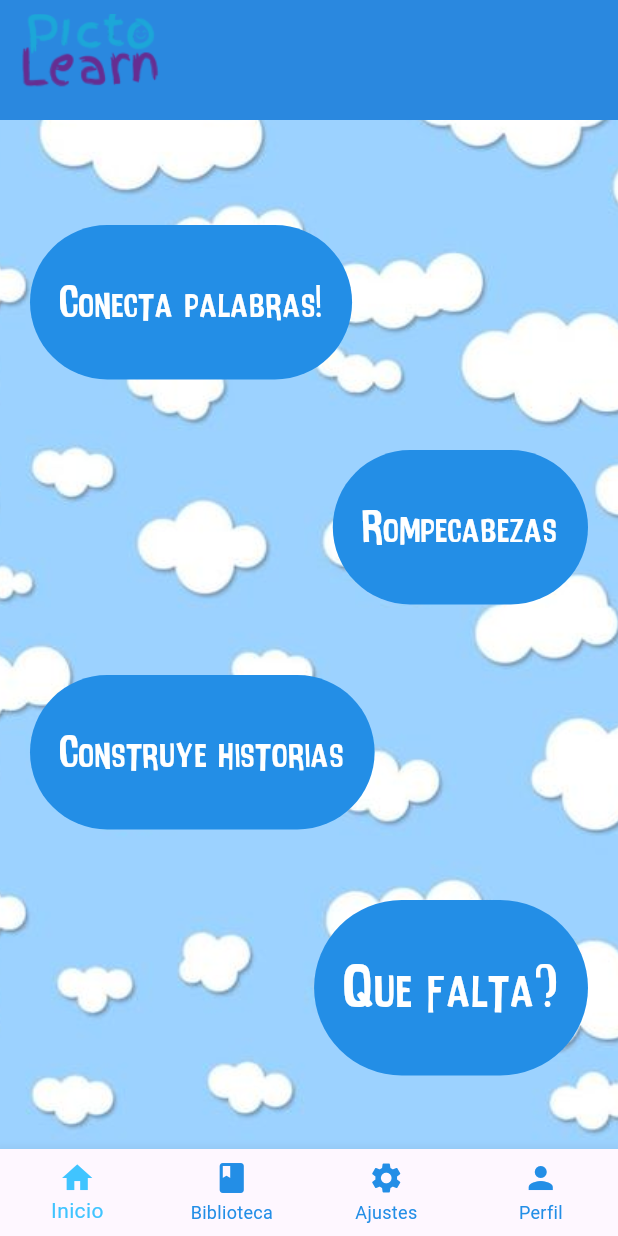
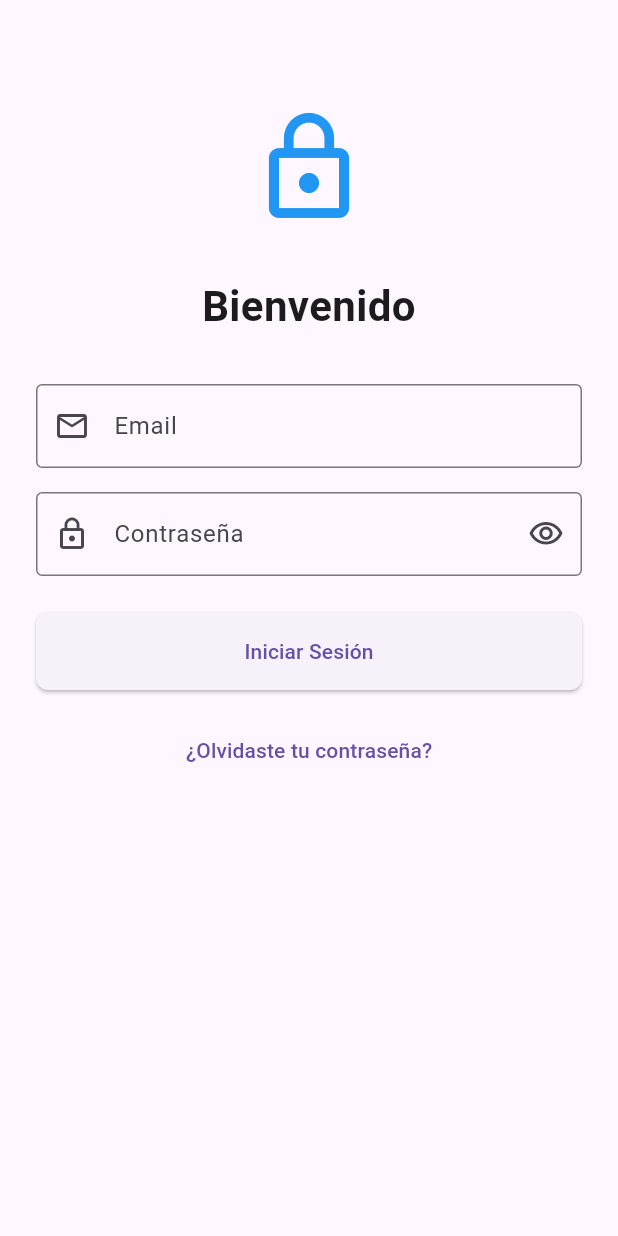
Before and after one commit to Nanielitow/PictoLearn, a Flutter app: the screen it shows after launch, on a phone screen of 412 x 824 dp. Run offline on Flutter 3.47's test engine with Material 3 defaults, Android fonts, the phone set to English and light mode, and no system bars; our stand-ins replace go_router.

Commit message:
Pantalla de login sin register / pendiente la base de datos y la edicion de las paginas para que se vean bonitas.

```diff
--- a/lib/main.dart
+++ b/lib/main.dart
@@ -1,166 +1,28 @@
 import 'package:flutter/material.dart';
+import 'package:go_router/go_router.dart';
+import 'package:pictolearn/pages/login.dart';
+import 'package:pictolearn/pages/home.dart';
 
 
-void main() => runApp(const MiApp());
+void main() => runApp(const MainApp());
 
-class MiApp extends StatelessWidget {
-  const MiApp({super.key});
+class MainApp extends StatelessWidget {
+  const MainApp({super.key});
 
   @override
   Widget build(BuildContext context) {
-    return const MaterialApp(
-      title: 'mi app',
-      home: Inicio(),
-    );
-  }
-}
-
-class Inicio extends StatefulWidget {
-  const Inicio({super.key});
-
-  @override
-  State<Inicio> createState() => _InicioState();
-}
-
-class _InicioState extends State<Inicio> {
-  int _selectedIndex = 0;
-
-  void _onItemTapped(int index) {
-    setState(() {
-      _selectedIndex = index;
-    });
-  }
-
-  @override
-  Widget build(BuildContext context) {
-    return Scaffold(
-      extendBodyBehindAppBar: true,
-      appBar: AppBar(
-        backgroundColor: const Color.fromARGB(255, 35, 142, 230),
-        elevation: 5,
-        toolbarHeight: 80,
-        leading: Container(
-          padding: const EdgeInsets.all(9),
-          child: Image.asset(
-            "assets/images/TranparentLogo.png",
-            fit: BoxFit.cover,
+    return MaterialApp.router(
+      routerConfig: GoRouter(initialLocation: '/login', routes: [
+        GoRoute(
+          path: '/login',
+          builder: (context, state) => const Login()
           ),
-        ),
-        leadingWidth:120,
-      ),
-      body: cuerpo(),
-      bottomNavigationBar: BottomNavigationBar(
-        items: const <BottomNavigationBarItem>[
-          BottomNavigationBarItem(
-            icon: Icon(Icons.home),
-            label: 'Inicio',
+        GoRoute(
+          path: '/home',
+          builder: (context, state) => const Home()
           ),
-          BottomNavigationBarItem(
-            icon: Icon(Icons.book),
-            label: 'Biblioteca',
-          ),
-          BottomNavigationBarItem(
-            icon: Icon(Icons.settings),
-            label: 'Ajustes',
-          ),
-          BottomNavigationBarItem(
-            icon: Icon(Icons.person),
-            label: 'Perfil',
-          ),
-        ],
-        currentIndex: _selectedIndex,
-        selectedItemColor: Colors.lightBlueAccent,
-        unselectedItemColor: const Color.fromARGB(255, 35, 142, 230),
-        onTap: _onItemTapped,
-        type: BottomNavigationBarType.fixed,
+        ]
       ),
     );
   }
 }
-Widget cuerpo() {
-  return Container(
-    decoration: const BoxDecoration(
-      image: DecorationImage(
-        image: AssetImage("assets/images/fondoNubes.jpg"),
-        fit: BoxFit.cover,
-      ),
-    ),
-    child: Stack(
-      children: [
-        Positioned(
-          top: 150,
-          left: 20,
-          child: juego1(),
-        ),
-        Positioned(
-          top: 300,
-          right: 20,
-          child: juego2(),
-        ),
-        Positioned(
-          top: 450,
-          left: 20,
-          child: juego3(),
-        ),
-        Positioned(
-          top: 600,
-          right: 20,
-          child: juego4(),
-        )
-      ],
-    ),
-  );
-}
-
-
-Widget juego1() {
-  return TextButton(
-    style: TextButton.styleFrom(
-      foregroundColor: Colors.white,
-      backgroundColor: const Color.fromARGB(255, 35, 142, 230),
-      padding: const EdgeInsets.symmetric(horizontal: 20, vertical: 30),
-    ),
-    onPressed: () {},
-    child: const Text("Conecta palabras!",
-    style: TextStyle(
-    fontSize: 30,
-    fontFamily: 'IntensaFuente',)
-    ),
-  );
-}
-
-Widget juego2() {
-  return TextButton(
-    style: TextButton.styleFrom(
-      foregroundColor: Colors.white,
-      backgroundColor: const Color.fromARGB(255, 35, 142, 230),
-      padding: const EdgeInsets.symmetric(horizontal: 20, vertical: 30),
-    ),
-    onPressed: () {},
-    child: const Text("Rompecabezas", style: TextStyle(fontSize: 30 , fontFamily: 'IntensaFuente') ),
-  );
-}
-
-Widget juego3() {
-  return TextButton(
-    style: TextButton.styleFrom(
-      foregroundColor: Colors.white,
-      backgroundColor: const Color.fromARGB(255, 35, 142, 230),
-      padding: const EdgeInsets.symmetric(horizontal: 20, vertical: 30),
-    ),
-    onPressed: () {},
-    child: const Text("Construye historias", style: TextStyle(fontSize: 30 , fontFamily: 'IntensaFuente')),
-  );
-}
-
-Widget juego4() {
-  return TextButton(
-    style: TextButton.styleFrom(
-      foregroundColor: Colors.white,
-      backgroundColor: const Color.fromARGB(255, 35, 142, 230),
-      padding: const EdgeInsets.symmetric(horizontal: 20, vertical: 30),
-    ),
-    onPressed: () {},
-    child: const Text("Que falta?", style: TextStyle(fontSize:40 , fontFamily: 'IntensaFuente')),
-  );
-}
--- /dev/null
+++ b/lib/pages/login.dart
@@ -0,0 +1,147 @@
+import 'package:flutter/material.dart';
+import 'package:go_router/go_router.dart';
+
+class Login extends StatefulWidget {
+  const Login({Key? key}) : super(key: key);
+
+  @override
+  _LoginScreenState createState() => _LoginScreenState();
+}
+
+class _LoginScreenState extends State<Login> {
+  final _formKey = GlobalKey<FormState>();
+  final _emailController = TextEditingController();
+  final _passwordController = TextEditingController();
+  bool _obscurePassword = true;
+
+  @override
+  void dispose() {
+    _emailController.dispose();
+    _passwordController.dispose();
+    super.dispose();
+  }
+
+  void _handleLogin() {
+    if (_formKey.currentState!.validate()) {
+      // Aquí iría la lógica de autenticación
+      print('Email: ${_emailController.text}');
+      print('Password: ${_passwordController.text}');
+    }
+  }
+
+  @override
+  Widget build(BuildContext context) {
+    return Scaffold(
+      body: SafeArea(
+        child: SingleChildScrollView(
+          padding: const EdgeInsets.all(24.0),
+          child: Form(
+            key: _formKey,
+            child: Column(
+              mainAxisAlignment: MainAxisAlignment.center,
+              crossAxisAlignment: CrossAxisAlignment.stretch,
+              children: [
+                const SizedBox(height: 48),
+                // Logo o título
+                const Icon(
+                  Icons.lock_outline,
+                  size: 80,
+                  color: Colors.blue,
+                ),
+                const SizedBox(height: 32),
+                const Text(
+                  'Bienvenido',
+                  style: TextStyle(
+                    fontSize: 28,
+                    fontWeight: FontWeight.bold,
+                  ),
+                  textAlign: TextAlign.center,
+                ),
+                const SizedBox(height: 32),
+                // Campo de email
+                TextFormField(
+                  controller: _emailController,
+                  keyboardType: TextInputType.emailAddress,
+                  decoration: const InputDecoration(
+                    labelText: 'Email',
+                    hintText: 'Ingresa tu email',
+                    prefixIcon: Icon(Icons.email_outlined),
+                    border: OutlineInputBorder(),
+                  ),
+                  validator: (value) {
+                    if (value == null || value.isEmpty) {
+                      return 'Por favor ingresa tu email';
+                    }
+                    if (!value.contains('@')) {
+                      return 'Por favor ingresa un email válido';
+                    }
+                    return null;
+                  },
+                ),
+                const SizedBox(height: 16),
+                // Campo de contraseña
+                TextFormField(
+                  controller: _passwordController,
+                  obscureText: _obscurePassword,
+                  decoration: InputDecoration(
+                    labelText: 'Contraseña',
+                    hintText: 'Ingresa tu contraseña',
+                    prefixIcon: const Icon(Icons.lock_outline),
+                    suffixIcon: IconButton(
+                      icon: Icon(
+                        _obscurePassword
+                            ? Icons.visibility_outlined
+                            : Icons.visibility_off_outlined,
+                      ),
+                      onPressed: () {
+                        setState(() {
+                          _obscurePassword = !_obscurePassword;
+                        });
+                      },
+                    ),
+                    border: const OutlineInputBorder(),
+                  ),
+                  validator: (value) {
+                    if (value == null || value.isEmpty) {
+                      return 'Por favor ingresa tu contraseña';
+                    }
+                    if (value.length < 6) {
+                      return 'La contraseña debe tener al menos 6 caracteres';
+                    }
+                    return null;
+                  },
+                ),
+                const SizedBox(height: 24),
+                // Botón de login
+                ElevatedButton(
+                  onPressed: () {
+                    if (_formKey.currentState!.validate()) {
+                      print('Email: ${_emailController.text}');
+                      print('Password: ${_passwordController.text}');
+                      context.go('/home');
+                    }
+                  },
+                  style: ElevatedButton.styleFrom(
+                    padding: const EdgeInsets.symmetric(vertical: 16),
+                    shape: RoundedRectangleBorder(
+                      borderRadius: BorderRadius.circular(8),
+                    ),
+                  ),
+                  child: const Text('Iniciar Sesión'),
+                ),
+                const SizedBox(height: 16),
+                // Link para recuperar contraseña
+                TextButton(
+                  onPressed: () {
+                    // Navegar a la pantalla de recuperación de contraseña
+                  },
+                  child: const Text('¿Olvidaste tu contraseña?'),
+                ),
+              ],
+            ),
+          ),
+        ),
+      ),
+    );
+  }
+}
--- a/pubspec.yaml
+++ b/pubspec.yaml
@@ -8,7 +8,8 @@ environment:
 
 dependencies:
   flutter:
-    sdk: flutter  # Esta es la dependencia principal para Flutter
+    sdk: flutter
+  go_router: ^7.0.2 # Esta es la dependencia principal para Flutter
 
 dev_dependencies:
   flutter_test:
```
Also changed, not shown: lib/pages/home.dart (added, +151 -0 lines), pubspec.lock.
